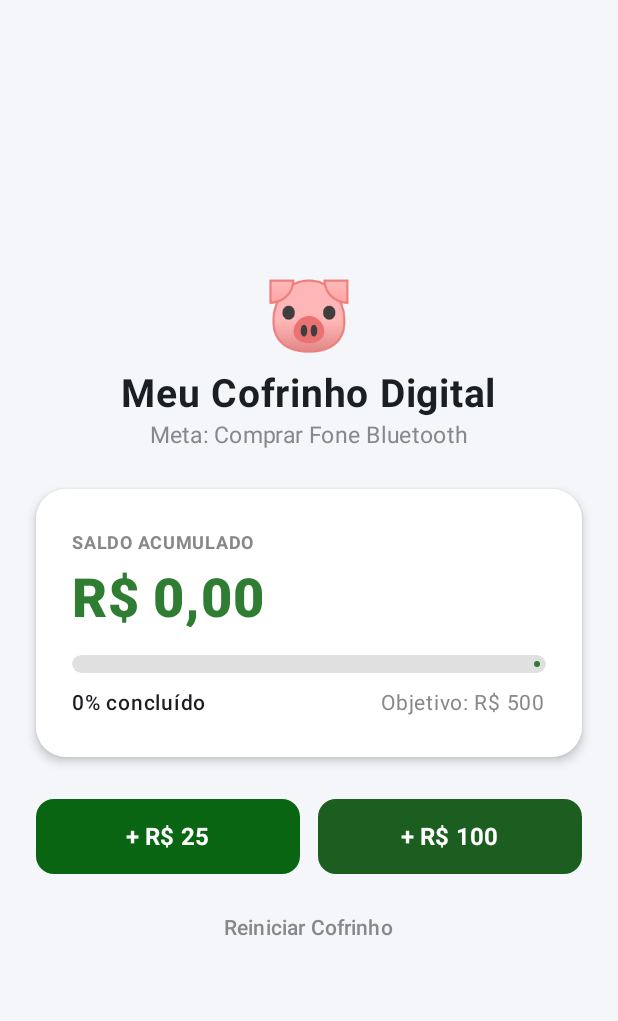
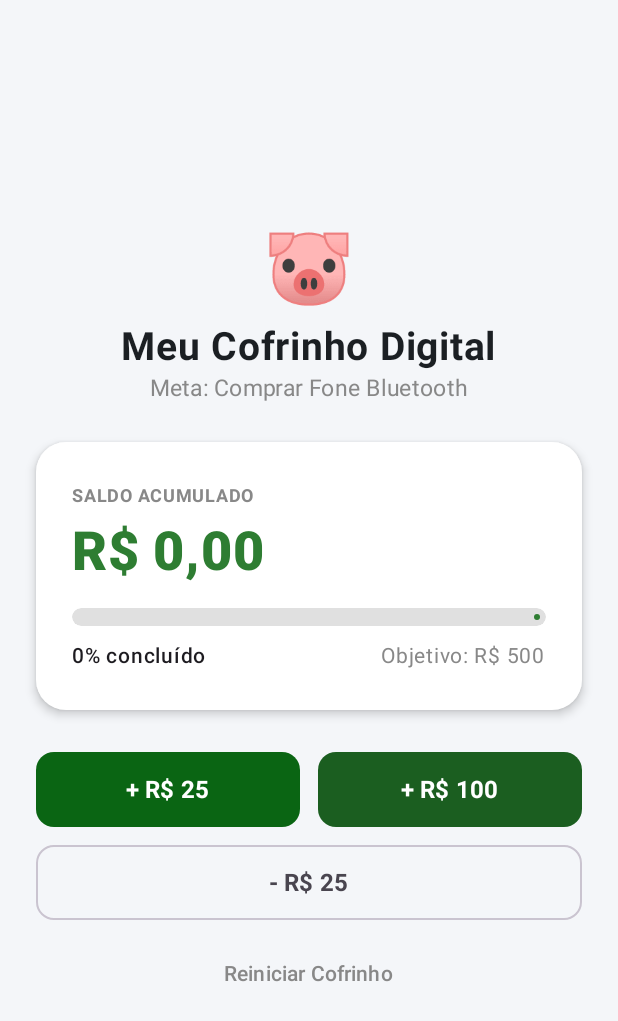
Before and after one commit to ssophialara/cofrinho-digital-android., an Android app built with Jetpack Compose: the screen it shows after launch (MainActivity), on a phone screen of 412 x 824 dp. Shown: the top 1021 px of the screen. Run offline under Robolectric (Android 15) with nearby library versions, the phone set to English and light mode, and no system bars.

Commit message:
feat: adiciona botao de retirada (- R$ 25)

```diff
--- a/app/src/main/java/com/example/cofrinhodigital/MainActivity.kt
+++ b/app/src/main/java/com/example/cofrinhodigital/MainActivity.kt
@@ -174,6 +174,23 @@ fun TelaCofrinho() {
 
         Spacer(modifier = Modifier.height(12.dp))
 
+        // Botão de retirada para simular resgate sem permitir saldo negativo
+        OutlinedButton(
+            onClick = {
+                if (valorGuardado >= 25) {
+                    valorGuardado -= 25
+                }
+            },
+            modifier = Modifier
+                .fillMaxWidth()
+                .height(50.dp),
+            shape = RoundedCornerShape(12.dp)
+        ) {
+            Text(text = "- R$ 25", fontSize = 16.sp, fontWeight = FontWeight.Bold)
+        }
+
+        Spacer(modifier = Modifier.height(12.dp))
+
         TextButton(
             onClick = { valorGuardado = 0 },
             modifier = Modifier.fillMaxWidth()
```
